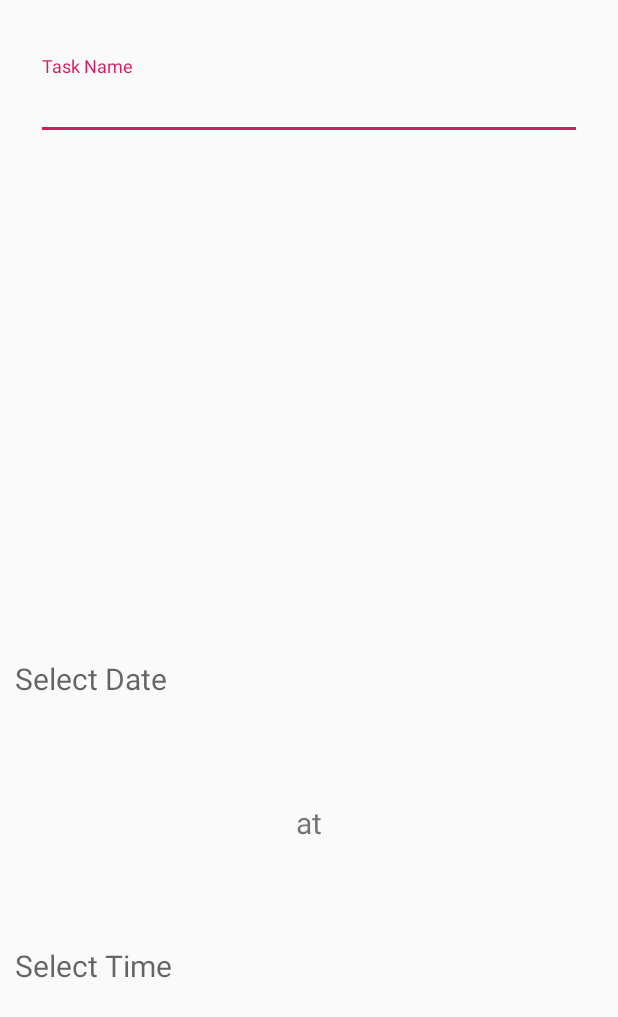
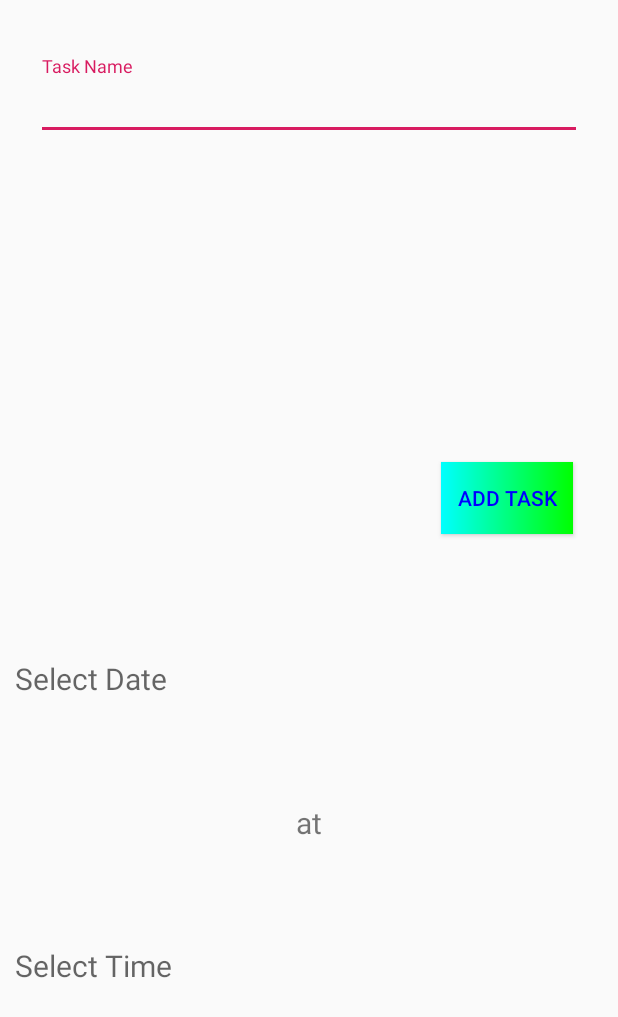
Before and after one commit to kush1833/ToDoApp, an Android app: the screen it shows after launch (CreateTask), after a tap on "ADD NEW TASK", on a phone screen of 412 x 824 dp. Shown: the top 1017 px of the screen. Run offline under Robolectric (Android 15) with nearby library versions, the phone set to English and light mode, and no system bars.

Commit message:
Adding task

```diff
--- a/app/src/main/AndroidManifest.xml
+++ b/app/src/main/AndroidManifest.xml
@@ -16,7 +16,9 @@
                 <category android:name="android.intent.category.LAUNCHER" />
             </intent-filter>
         </activity>
-        <activity android:name=".CreateTask"></activity>
+        <activity android:name=".CreateTask"
+            android:parentActivityName=".MainActivity">
+        </activity>
     </application>
 
 </manifest>
--- a/app/src/main/java/com/example/kushagra/todo/CreateTask.java
+++ b/app/src/main/java/com/example/kushagra/todo/CreateTask.java
@@ -2,25 +2,36 @@ package com.example.kushagra.todo;
 
 import android.app.DatePickerDialog;
 import android.app.TimePickerDialog;
+import android.content.Intent;
 import android.graphics.Color;
 import android.graphics.drawable.ColorDrawable;
+import android.support.design.widget.TextInputLayout;
 import android.support.v4.app.DialogFragment;
 import android.support.v7.app.AppCompatActivity;
 import android.os.Bundle;
 import android.util.Log;
 import android.view.View;
+import android.widget.Button;
 import android.widget.DatePicker;
+import android.widget.LinearLayout;
 import android.widget.TextView;
 import android.widget.TimePicker;
 
+import java.util.ArrayList;
 import java.util.Calendar;
 
 public class CreateTask extends AppCompatActivity implements TimePickerDialog.OnTimeSetListener {
 
+    //public static final String EXTRA_LIST = "com.example.kushagra.todo.EXTRA_LIST";
+
     private static final String TAG = "CreateTask";
+
+    public static ArrayList<String> tList;
     private TextView mdateTextView;
     private TextView mtimeTextView;
+    private TextInputLayout mtaskTextInputLayout;
     private DatePickerDialog.OnDateSetListener mOnDateSetListener;
+    private Button maddBtn;
 
 
 
@@ -28,8 +39,22 @@ public class CreateTask extends AppCompatActivity implements TimePickerDialog.On
     protected void onCreate(Bundle savedInstanceState) {
         super.onCreate(savedInstanceState);
         setContentView(R.layout.activity_new_task);
+
         mdateTextView = (TextView)findViewById(R.id.dateTextView);
         mtimeTextView = (TextView)findViewById(R.id.timeTextView);
+
+        mtaskTextInputLayout = (TextInputLayout)findViewById(R.id.taskTextInputLayout);
+
+        maddBtn = (Button)findViewById(R.id.addBtn);
+
+
+
+        maddBtn.setOnClickListener(new View.OnClickListener() {
+            @Override
+            public void onClick(View v) {
+                backToMainActivity();
+            }
+        });
 
         mdateTextView.setOnClickListener(new View.OnClickListener() {
             @Override
@@ -69,9 +94,27 @@ public class CreateTask extends AppCompatActivity implements TimePickerDialog.On
         };
 
     }
+
+    public void backToMainActivity(){
+        String date = mdateTextView.getText().toString();
+        String time = mtimeTextView.getText().toString();
+        String task = mtaskTextInputLayout.getEditText().getText().toString().trim();
+        MainActivity.taskArrayList.add(task+","+ date + " at "+time);
+
+        mdateTextView.setText("");
+        mtimeTextView.setText("");
+        mtaskTextInputLayout.getEditText().setText("");
+        //Intent intent = new Intent(this,MainActivity.class);
+        //intent.putExtra(EXTRA_LIST,tList);
+
+        //startActivity(intent);
+        finish();
+    }
+
     @Override
     public void onTimeSet(TimePicker view, int hourOfDay, int minute) {
         mtimeTextView.setText(hourOfDay+":"+minute);
     }
 
+
 }
--- a/app/src/main/java/com/example/kushagra/todo/MainActivity.java
+++ b/app/src/main/java/com/example/kushagra/todo/MainActivity.java
@@ -1,6 +1,8 @@
 package com.example.kushagra.todo;
 
 import android.content.Intent;
+import android.support.v7.widget.LinearLayoutManager;
+import android.support.v7.widget.RecyclerView;
 import android.support.v7.widget.Toolbar;
 import android.support.v7.app.AppCompatActivity;
 import android.os.Bundle;
@@ -12,12 +14,19 @@ import java.util.ArrayList;
 
 public class MainActivity extends AppCompatActivity {
 
+    public static ArrayList<TaskItems> taskList;
+    public static ArrayList<String> taskArrayList;
+    private static RecyclerView mtaskRecyclerView;
+    public static  RecyclerView.Adapter mRecyclerViewAdapter;
+    private static RecyclerView.LayoutManager mLayoutManager;
+
     private Button addTaskBtn;
     @Override
     protected void onCreate(Bundle savedInstanceState) {
         super.onCreate(savedInstanceState);
         setContentView(R.layout.activity_main);
 
+        mtaskRecyclerView = (RecyclerView)findViewById(R.id.taskRecyclerView);
         addTaskBtn = (Button)findViewById(R.id.addTaskBtn);
         addTaskBtn.setOnClickListener(new View.OnClickListener() {
             @Override
@@ -30,15 +39,37 @@ public class MainActivity extends AppCompatActivity {
         toolbar.setTitle("ToDo");
         setSupportActionBar(toolbar);
 
-        ArrayList<TaskItems> taskList = new ArrayList<>();
-        taskList.add(new TaskItems());
+        taskList = new ArrayList<>();
 
+        buildRecyclerView();
+
+        if(taskArrayList != null) {
+            for (String s : taskArrayList) {
+                int i = s.indexOf(',');
+                String newTask = s.substring(0, i);
+                String newTime = s.substring(i + 1);
+                TaskItems obj = new TaskItems(newTask, newTime);
+                taskList.add(obj);
+                mRecyclerViewAdapter.notifyDataSetChanged();
+            }
+        }
 
 
     }
 
+    private void buildRecyclerView() {
+        mtaskRecyclerView.setHasFixedSize(true);
+        mLayoutManager= new LinearLayoutManager(this);
+        mRecyclerViewAdapter = new TaskAdapter(taskList);
+
+        mtaskRecyclerView.setLayoutManager(mLayoutManager);
+        mtaskRecyclerView.setAdapter(mRecyclerViewAdapter);
+    }
     public void toCreateTask(){
         Intent intent = new Intent(this, CreateTask.class);
         startActivity(intent);
+        this.recreate();
     }
+
+
 }
--- /dev/null
+++ b/app/src/main/java/com/example/kushagra/todo/TaskAdapter.java
@@ -0,0 +1,51 @@
+package com.example.kushagra.todo;
+
+import android.support.annotation.NonNull;
+import android.support.v7.widget.RecyclerView;
+import android.view.LayoutInflater;
+import android.view.View;
+import android.view.ViewGroup;
+import android.widget.TextView;
+
+import java.util.ArrayList;
+
+public class TaskAdapter extends RecyclerView.Adapter<TaskAdapter.TaskViewHolder> {
+    private ArrayList<TaskItems> mTaskList;
+
+    public static class TaskViewHolder extends RecyclerView.ViewHolder{
+
+        public TextView mTextView1;
+        public TextView mTextView2;
+
+        public TaskViewHolder(View itemView){
+            super(itemView);
+            mTextView1 = itemView.findViewById(R.id.taskTextView);
+            mTextView2 = itemView.findViewById(R.id.timeTextView);
+        }
+    }
+
+    public TaskAdapter(ArrayList<TaskItems> taskList){
+        mTaskList = taskList;
+    }
+
+    @NonNull
+    @Override
+    public TaskViewHolder onCreateViewHolder(@NonNull ViewGroup viewGroup, int i) {
+        View v = LayoutInflater.from(viewGroup.getContext()).inflate(R.layout.task_item, viewGroup,false);
+        TaskViewHolder tvh = new TaskViewHolder(v);
+        return tvh;
+    }
+
+    @Override
+    public void onBindViewHolder(@NonNull TaskViewHolder taskViewHolder, int i) {
+        TaskItems currentItem = mTaskList.get(i);
+
+        taskViewHolder.mTextView1.setText(currentItem.getTaskText());
+        taskViewHolder.mTextView2.setText(currentItem.getTimeText());
+    }
+
+    @Override
+    public int getItemCount() {
+        return mTaskList.size();
+    }
+}
--- a/app/src/main/java/com/example/kushagra/todo/TaskItems.java
+++ b/app/src/main/java/com/example/kushagra/todo/TaskItems.java
@@ -1,15 +1,15 @@
 package com.example.kushagra.todo;
 
-import android.widget.TextView;
 
 public class TaskItems {
     private String mtaskText;
     private String mtimeText;
 
-    public TaskItems(String task,String time){
+    public TaskItems(String task, String time){
         mtaskText = task;
         mtimeText = time;
     }
+
 
     public String getTaskText(){
         return mtaskText;
--- a/app/src/main/res/layout/activity_new_task.xml
+++ b/app/src/main/res/layout/activity_new_task.xml
@@ -72,5 +72,23 @@
         app:layout_constraintTop_toBottomOf="@+id/taskInput"
         app:layout_constraintVertical_bias="0.395" />
 
+    <Button
+        android:id="@+id/addBtn"
+        android:layout_width="wrap_content"
+        android:layout_height="wrap_content"
+        android:layout_marginStart="8dp"
+        android:layout_marginTop="8dp"
+        android:layout_marginEnd="8dp"
+        android:layout_marginBottom="8dp"
+        android:text="Add Task"
+        android:background="@drawable/custom_button"
+        android:textColor="#0000FF"
+        app:layout_constraintBottom_toTopOf="@+id/dateTextView"
+        app:layout_constraintEnd_toEndOf="parent"
+        app:layout_constraintHorizontal_bias="0.928"
+        app:layout_constraintStart_toStartOf="parent"
+        app:layout_constraintTop_toBottomOf="@+id/taskInput"
+        app:layout_constraintVertical_bias="0.611" />
+
 
 </android.support.constraint.ConstraintLayout>
```
Also changed, not shown: app/src/main/res/layout/toolbar.xml (+0 -11 lines).
